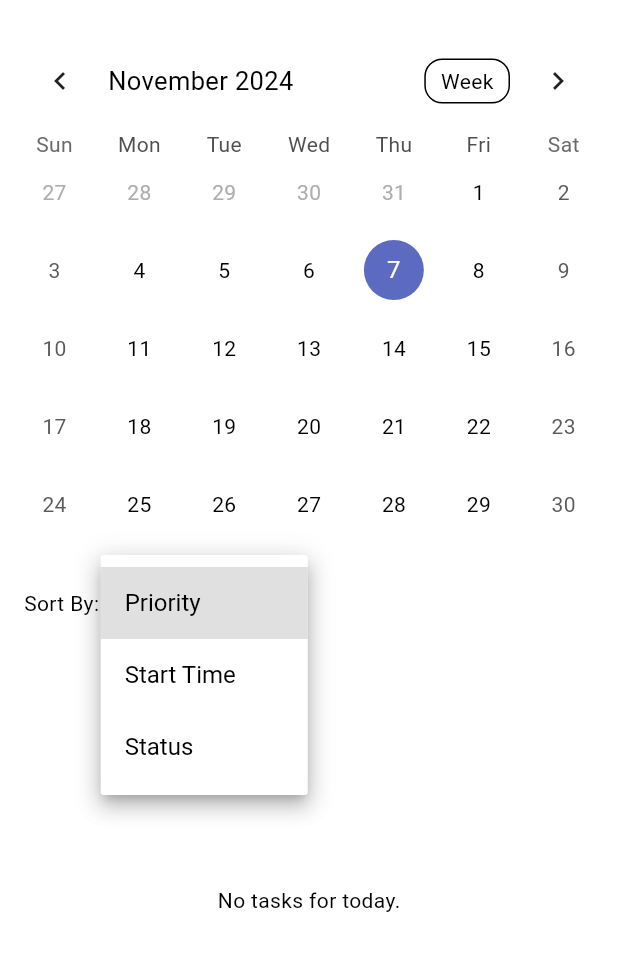
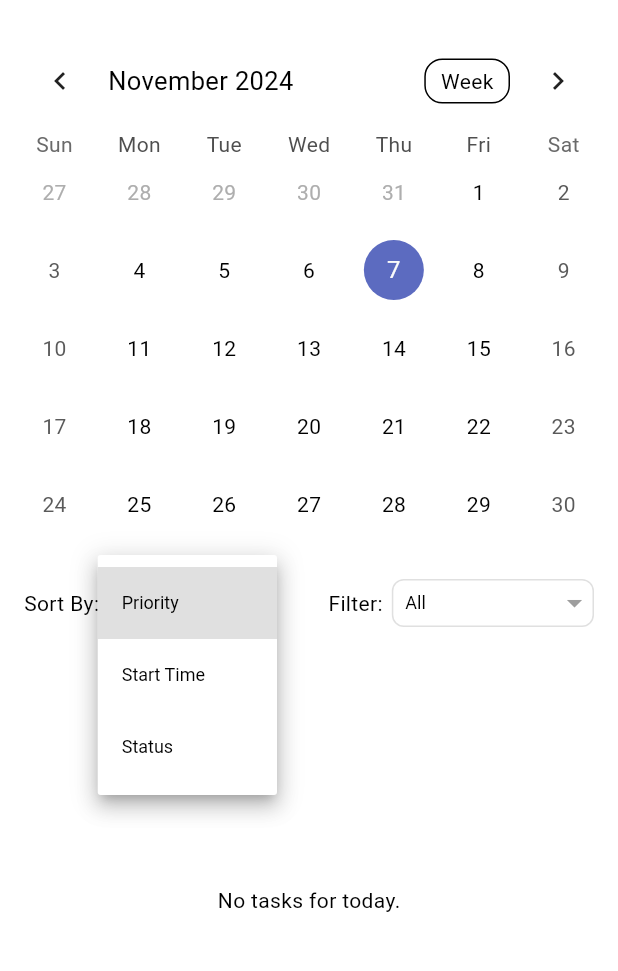
Before and after one commit to KaozhiChen/task_manager, a Flutter app: the HomePage screen opened directly with empty values, after a tap on "Priority", on a phone screen of 412 x 824 dp, the part 63-1034 px from its top. Run offline on Flutter 3.47's test engine with Material 3 defaults, Android fonts, the phone set to English and light mode, and no system bars; drawn by our look-alikes of table_calendar; our stand-ins replace cloud_firestore, firebase_auth, firebase_core; accounts and stored records are empty.

Commit message:
implement filtering functionality

```diff
--- a/lib/pages/home_page.dart
+++ b/lib/pages/home_page.dart
@@ -17,6 +17,7 @@ class _HomePageState extends State<HomePage> {
   DateTime _selectedDate = DateTime.now();
   CalendarFormat _calendarFormat = CalendarFormat.month;
   String _sortOption = 'Priority';
+  String _filterOption = 'All';
 
   void _showEditTaskBottomSheet({String? taskId}) {
     showModalBottomSheet(
@@ -115,12 +116,14 @@ class _HomePageState extends State<HomePage> {
               Padding(
                 padding: const EdgeInsets.all(8.0),
                 child: Row(
+                  mainAxisAlignment: MainAxisAlignment.spaceBetween,
                   children: [
                     Row(
+                      mainAxisAlignment: MainAxisAlignment.end,
                       children: [
                         const Text('Sort By:'),
                         const SizedBox(
-                          width: 8,
+                          width: 6,
                         ),
                         Container(
                           height: 32,
@@ -136,7 +139,7 @@ class _HomePageState extends State<HomePage> {
                               icon: const Icon(Icons.arrow_drop_down,
                                   color: Colors.grey),
                               style: const TextStyle(
-                                  color: Colors.black, fontSize: 16),
+                                  color: Colors.black, fontSize: 12),
                               onChanged: (String? newValue) {
                                 setState(() {
                                   _sortOption = newValue!;
@@ -157,7 +160,51 @@ class _HomePageState extends State<HomePage> {
                         )
                       ],
                     ),
-                    Row()
+                    Row(
+                      mainAxisAlignment: MainAxisAlignment.end,
+                      children: [
+                        const Text('Filter:'),
+                        const SizedBox(
+                          width: 6,
+                        ),
+                        Container(
+                          height: 32,
+                          padding: const EdgeInsets.only(left: 8),
+                          decoration: BoxDecoration(
+                            color: Colors.white,
+                            borderRadius: BorderRadius.circular(8),
+                            border: Border.all(color: Colors.grey.shade300),
+                          ),
+                          child: DropdownButtonHideUnderline(
+                            child: DropdownButton<String>(
+                              value: _filterOption,
+                              icon: const Icon(Icons.arrow_drop_down,
+                                  color: Colors.grey),
+                              style: const TextStyle(
+                                  color: Colors.black, fontSize: 12),
+                              onChanged: (String? newValue) {
+                                setState(() {
+                                  _filterOption = newValue!;
+                                });
+                              },
+                              items: <String>[
+                                'All',
+                                'High Priority',
+                                'Middle Priority',
+                                'Low Priority',
+                                'Completed Tasks',
+                                'Incompleted Tasks',
+                              ].map<DropdownMenuItem<String>>((String value) {
+                                return DropdownMenuItem<String>(
+                                  value: value,
+                                  child: Text(value),
+                                );
+                              }).toList(),
+                            ),
+                          ),
+                        )
+                      ],
+                    ),
                   ],
                 ),
               ),
@@ -179,9 +226,33 @@ class _HomePageState extends State<HomePage> {
                         var tasks = snapshot.data!.docs.where((task) {
                           DateTime taskDate =
                               (task['date'] as Timestamp).toDate();
-                          return taskDate.year == _selectedDate.year &&
-                              taskDate.month == _selectedDate.month &&
-                              taskDate.day == _selectedDate.day;
+                          bool matchesDate =
+                              taskDate.year == _selectedDate.year &&
+                                  taskDate.month == _selectedDate.month &&
+                                  taskDate.day == _selectedDate.day;
+
+                          // filtering tasks
+                          bool matchesFilter = true;
+                          switch (_filterOption) {
+                            case 'High Priority':
+                              matchesFilter = task['priority'] == 'High';
+                              break;
+                            case 'Middle Priority':
+                              matchesFilter = task['priority'] == 'Middle';
+                              break;
+                            case 'Low Priority':
+                              matchesFilter = task['priority'] == 'Low';
+                              break;
+                            case 'Completed Tasks':
+                              matchesFilter = task['status'] == true;
+                              break;
+                            case 'Incompleted Tasks':
+                              matchesFilter = task['status'] == false;
+                              break;
+                            default:
+                              matchesFilter = true;
+                          }
+                          return matchesDate && matchesFilter;
                         }).toList();
 
                         // sort list according to different features
```
